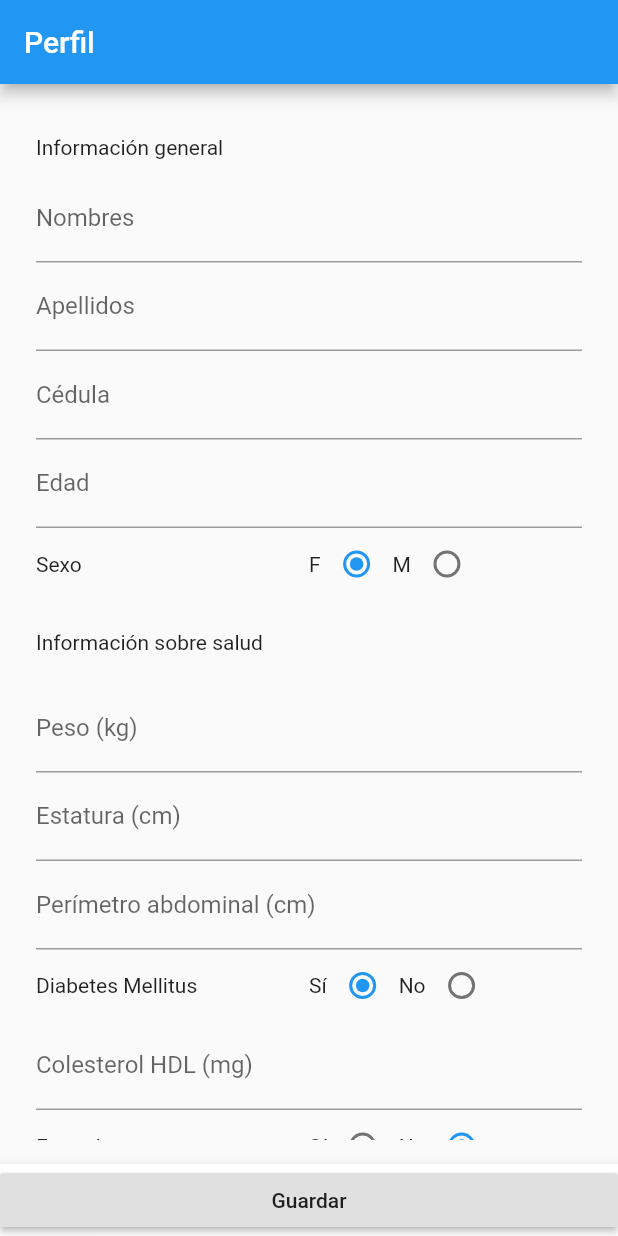
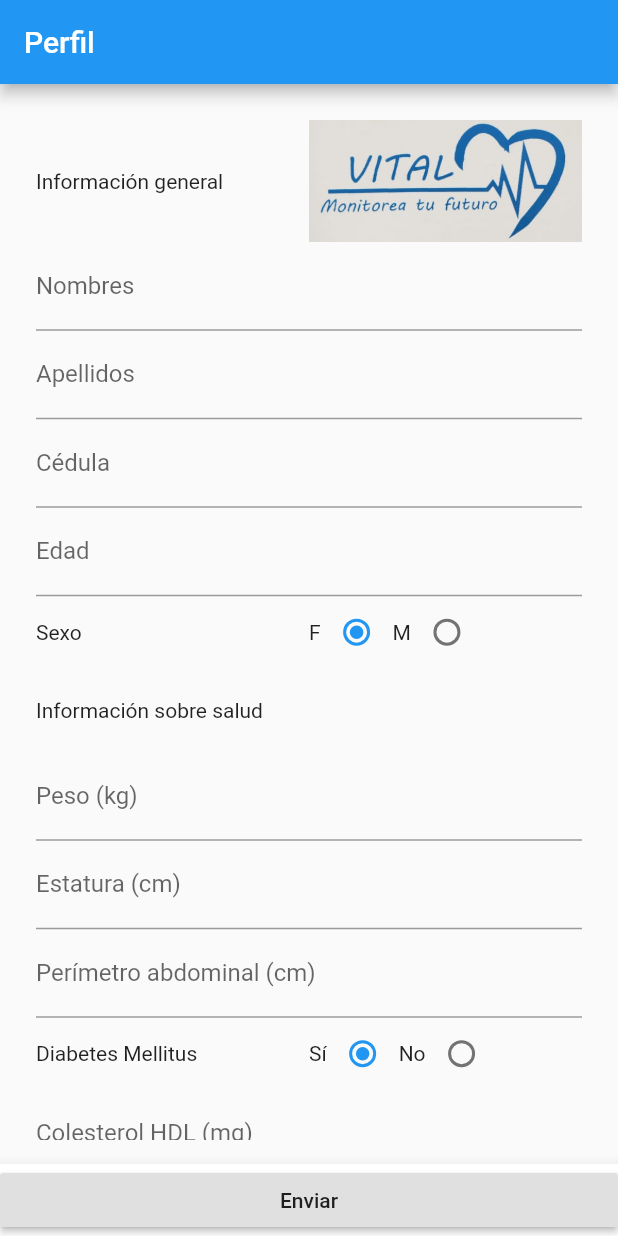
Before and after one commit to dfnino10/heart-beat-app, a Flutter app: the screen it shows after launch, on a phone screen of 412 x 824 dp. Run offline on Flutter 3.47's test engine with Material 2 defaults, Android fonts, the phone set to English and light mode, and no system bars; our stand-ins replace image_cropper, image_picker.

Commit message:
final adjustments

```diff
--- a/lib/screens/home_material.dart
+++ b/lib/screens/home_material.dart
@@ -33,21 +33,21 @@ class _HomeMaterialState extends State<HomeMaterial> {
   }
 
   setSelectedSex(int val) {
-    _user.health_data[User.Sexo]=val==1? false : true;
+    _user.health_data[User.Sexo] = val == 1 ? false : true;
     setState(() {
       selectedSex = val;
     });
   }
 
   setSelectedDiabetes(int val) {
-    _user.health_data[User.Diabetes_Mellitus]=val==1? false : true;
+    _user.health_data[User.Diabetes_Mellitus] = val == 1 ? false : true;
     setState(() {
       selectedDiabetes = val;
     });
   }
 
   setSelectedFuma(int val) {
-    _user.health_data[User.Fuma]=val==1? false : true;
+    _user.health_data[User.Fuma] = val == 1 ? false : true;
     setState(() {
       selectedFuma = val;
     });
@@ -63,10 +63,15 @@ class _HomeMaterialState extends State<HomeMaterial> {
               builder: (context) => Form(
                   key: _formKey,
                   child: ListView(padding: const EdgeInsets.all(8), children: [
-                    Container(
-                      padding: const EdgeInsets.fromLTRB(0, 10, 0, 10),
-                      child: Text('Información general'),
-                    ),
+                    Row(
+                      children:[
+                        Expanded(
+                          child: Text('Información general'),
+                        ),
+                        Expanded(
+                          child: Image.asset('assets/images/heartLogopng.png'),
+                        ),
+                      ]),
                     TextFormField(
                       decoration: InputDecoration(labelText: 'Nombres'),
                       controller: _myController1,
@@ -119,7 +124,8 @@ class _HomeMaterialState extends State<HomeMaterial> {
                           }
                           return null;
                         },
-                        onSaved: (val) => setState(() => _user.cedula = int.parse(val))),
+                        onSaved: (val) =>
+                            setState(() => _user.cedula = int.parse(val))),
                     TextFormField(
                         decoration: InputDecoration(labelText: 'Edad'),
                         keyboardType: TextInputType.number,
@@ -137,7 +143,8 @@ class _HomeMaterialState extends State<HomeMaterial> {
                           }
                           return null;
                         },
-                        onSaved: (val) => setState(() => _user.edad = int.parse(val))),
+                        onSaved: (val) =>
+                            setState(() => _user.edad = int.parse(val))),
                     Row(
                       children: <Widget>[
                         Expanded(
@@ -190,7 +197,8 @@ class _HomeMaterialState extends State<HomeMaterial> {
                           }
                           return null;
                         },
-                        onSaved: (val) => setState(() => _user.peso = int.parse(val))),
+                        onSaved: (val) =>
+                            setState(() => _user.peso = int.parse(val))),
                     TextFormField(
                         decoration: InputDecoration(labelText: 'Estatura (cm)'),
                         keyboardType: TextInputType.number,
@@ -208,7 +216,8 @@ class _HomeMaterialState extends State<HomeMaterial> {
                           }
                           return null;
                         },
-                        onSaved: (val) => setState(() => _user.estatura = int.parse(val))),
+                        onSaved: (val) =>
+                            setState(() => _user.estatura = int.parse(val))),
                     TextFormField(
                         decoration: InputDecoration(
                             labelText: 'Perímetro abdominal (cm)'),
@@ -227,7 +236,8 @@ class _HomeMaterialState extends State<HomeMaterial> {
                           }
                           return null;
                         },
-                        onSaved: (val) => setState(() => _user.pAbdominal = int.parse(val))),
+                        onSaved: (val) =>
+                            setState(() => _user.pAbdominal = int.parse(val))),
                     Row(
                       children: <Widget>[
                         Expanded(
@@ -277,7 +287,8 @@ class _HomeMaterialState extends State<HomeMaterial> {
                           }
                           return null;
                         },
-                        onSaved: (val) => setState(() => _user.colesterol = int.parse(val))),
+                        onSaved: (val) =>
+                            setState(() => _user.colesterol = int.parse(val))),
                     Row(
                       children: <Widget>[
                         Expanded(
@@ -327,7 +338,8 @@ class _HomeMaterialState extends State<HomeMaterial> {
                           }
                           return null;
                         },
-                        onSaved: (val) => setState(() => _user.transferrina = int.parse(val))),
+                        onSaved: (val) => setState(
+                            () => _user.transferrina = int.parse(val))),
                     ImageCapture(),
                     //ImageCapture(),
                     //ImageCapture(),
@@ -345,7 +357,7 @@ class _HomeMaterialState extends State<HomeMaterial> {
                         _showDialog(context);
                       }
                     },
-                    child: Text('Guardar')))
+                    child: Text('Enviar')))
           ],
         ),
       ),
--- a/pubspec.yaml
+++ b/pubspec.yaml
@@ -19,7 +19,6 @@ environment:
 dependencies:
   flutter:
     sdk: flutter
-
   image_cropper: 1.1.0
   image_picker: 0.6.1+8
 
@@ -37,11 +36,12 @@ dev_dependencies:
 
 # The following section is specific to Flutter.
 flutter:
-
   # The following line ensures that the Material Icons font is
   # included with your application, so that you can use the icons in
   # the material Icons class.
   uses-material-design: true
+  assets:
+    - assets/images/heartLogopng.png
 
   # To add assets to your application, add an assets section, like this:
   # assets:
```
Also changed, not shown: assets/images/heartLogopng.png (added), 1 other file.
